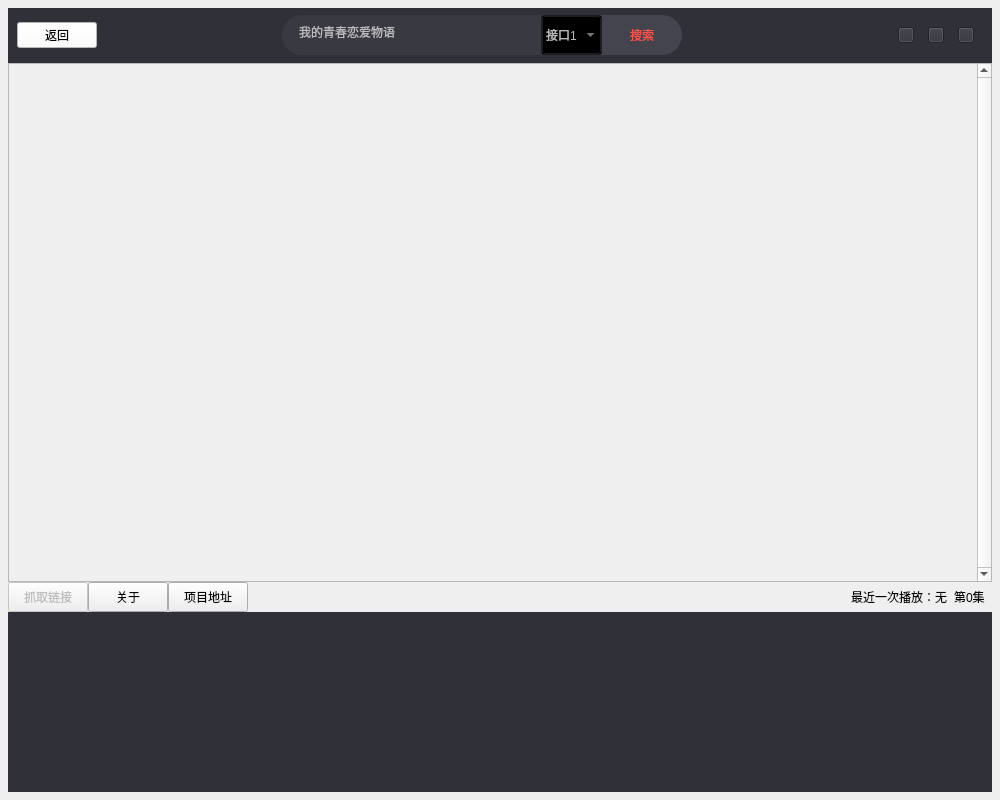
First picture: the form in ui/ui_designer/ui_file/forms/mainForm.ui, repository tanyiqu/AnimeArtifactPro, before the edit.
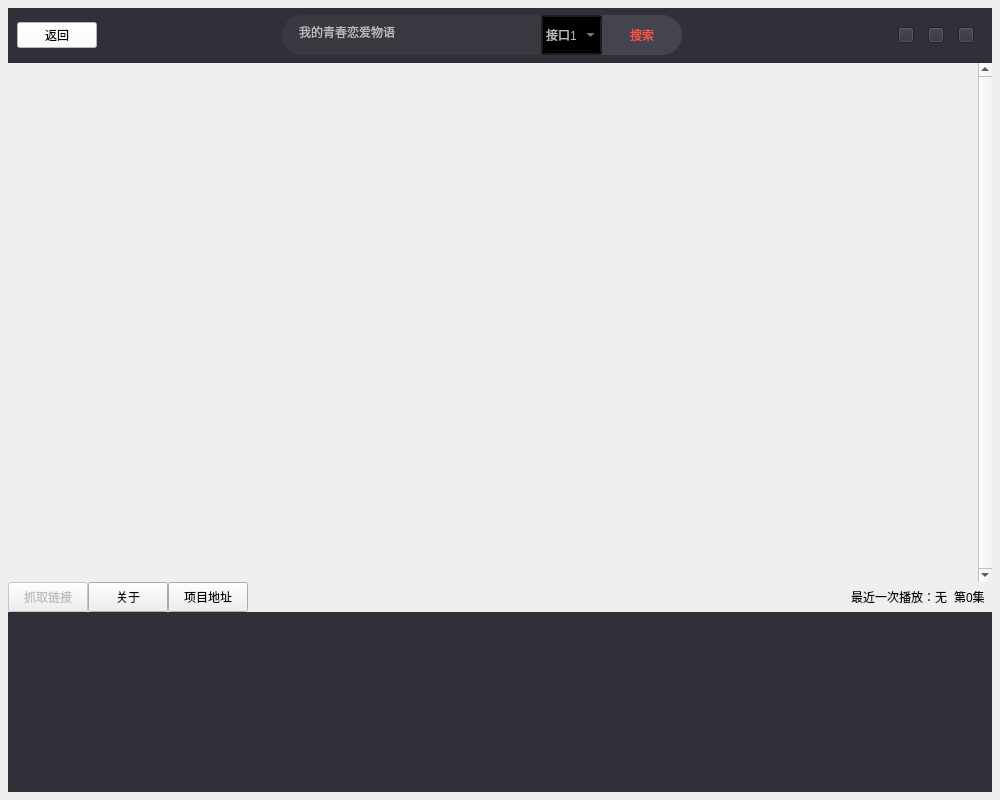
Second picture: the form after the edit. The open tabs and pages were chosen to show the change.

Commit message: 实现最大化

```diff
--- a/ui/ui_designer/ui_file/forms/mainForm.ui
+++ b/ui/ui_designer/ui_file/forms/mainForm.ui
@@ -619,6 +619,9 @@
        </property>
        <item row="0" column="0">
         <widget class="QScrollArea" name="scrollArea">
+         <property name="frameShape">
+          <enum>QFrame::NoFrame</enum>
+         </property>
          <property name="verticalScrollBarPolicy">
           <enum>Qt::ScrollBarAlwaysOn</enum>
          </property>
@@ -630,8 +633,8 @@
            <rect>
             <x>0</x>
             <y>0</y>
-            <width>81</width>
-            <height>28</height>
+            <width>967</width>
+            <height>519</height>
            </rect>
           </property>
           <layout class="QGridLayout" name="grid">
```
Left out of the diff: 6 changed lines with no effect on the pictures. The commit also changes 2 other files.
